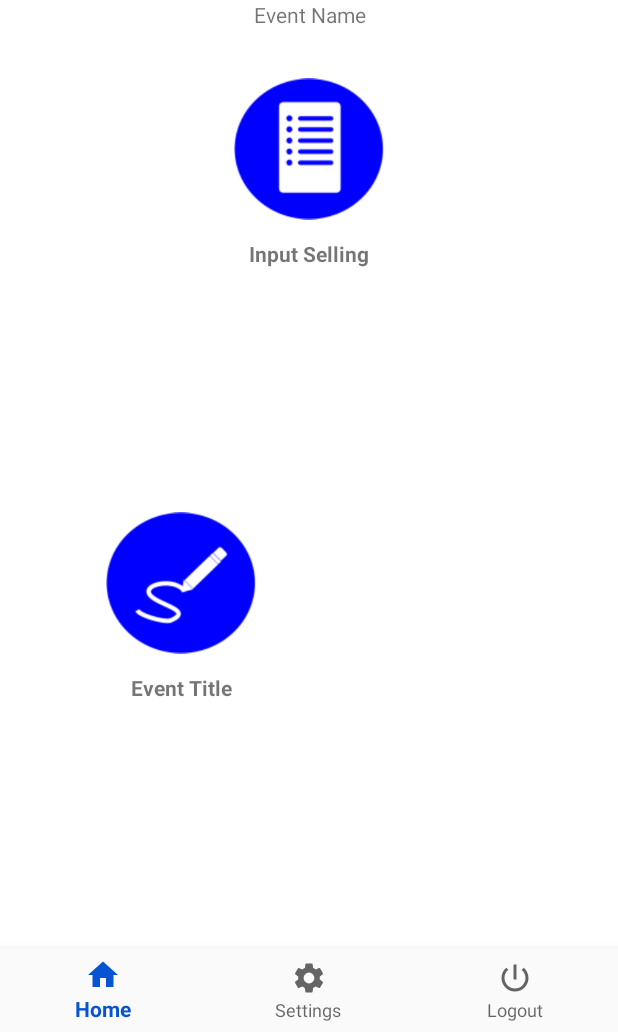
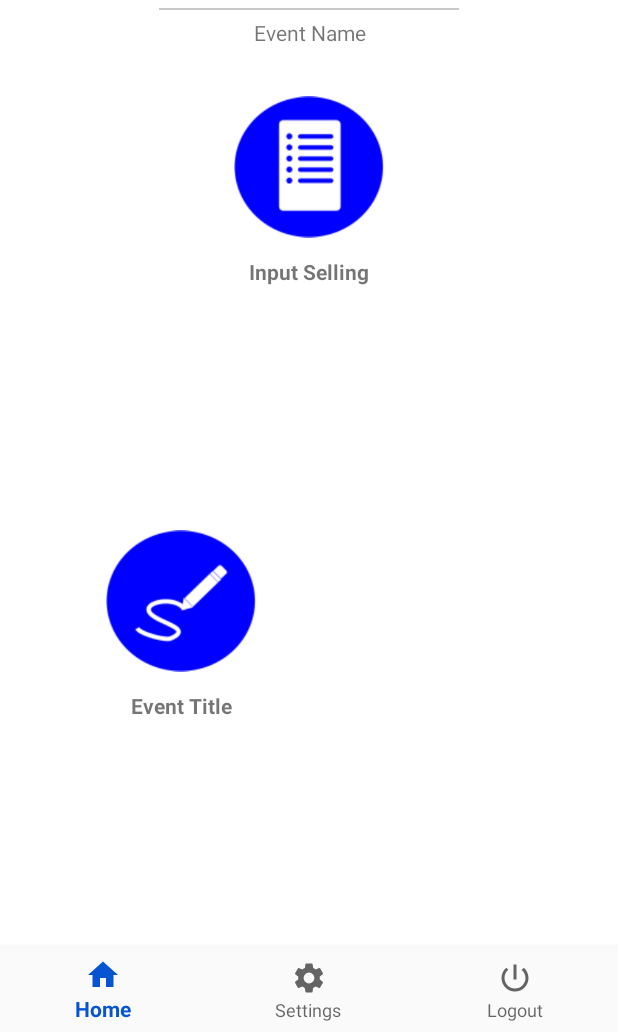
Before and after one commit to jesterx7/ElfaraApp, an Android app: the MainFragment screen opened directly, with no data from a screen before it, on a phone screen of 412 x 824 dp, the part 204-1236 px from its top. Run offline under Robolectric (Android 15) with nearby library versions, the phone set to English and light mode, and no system bars; 2 statements that could not run were skipped.

Commit message:
- Add View Line Above Event title

```diff
--- a/app/src/main/res/layout/fragment_main.xml
+++ b/app/src/main/res/layout/fragment_main.xml
@@ -20,12 +20,18 @@
                 android:layout_height="70dp"
                 android:layout_gravity="center"
                 android:src="@drawable/logo_elfara" />
+            <View android:background="#c9c9c9"
+                android:layout_width = "200dp"
+                android:layout_height="1.5dp"
+                android:layout_gravity="center"
+                android:layout_marginTop="5dp"/>
             <TextView
                 android:id="@+id/tvEventName"
                 android:layout_width="match_parent"
                 android:layout_height="wrap_content"
                 android:textAlignment="center"
                 android:textSize="14dp"
+                android:layout_marginTop="5dp"
                 android:visibility="gone"
                 android:text="Event Name"/>
             <ProgressBar
```
